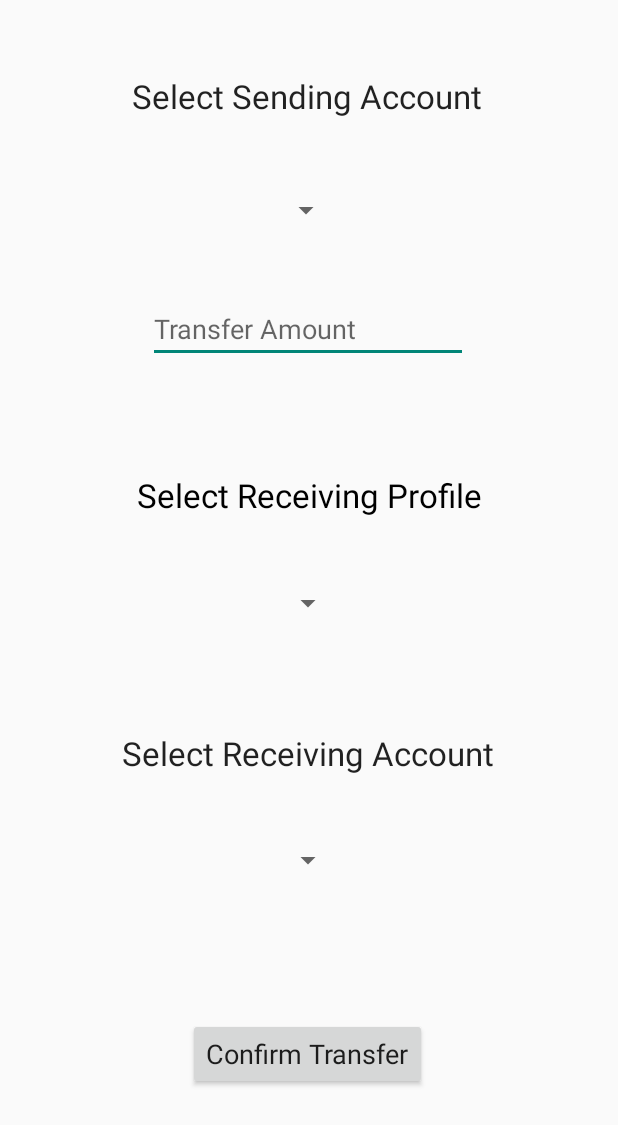
After one commit to Project-Management-SCE/PM2022_TEAM_26_2, an Android app: the TransferActivity screen opened directly, with no data from a screen before it, on a phone screen of 412 x 824 dp. The commit adds this screen. Shown: the top 1125 px of the screen. Run offline under Robolectric (Android 15) with nearby library versions, the phone set to English and light mode, and no system bars; our stand-ins replace Firebase (no records; nobody signed in at launch, a user with empty details on screens opened directly); Roboto replaces fonts that are not available here; 2 statements that could not run were skipped.

Commit message:
Need to fix BE for transfer

```diff
--- a/app/src/main/AndroidManifest.xml
+++ b/app/src/main/AndroidManifest.xml
@@ -9,6 +9,9 @@
         android:roundIcon="@mipmap/ic_launcher_round"
         android:supportsRtl="true"
         android:theme="@style/Theme.YMDBanking" >
+        <activity
+            android:name=".TransferActivity"
+            android:exported="false" />
         <activity
             android:name=".TransactionActivity"
             android:exported="false" />
--- /dev/null
+++ b/app/src/main/java/com/example/ymdbanking/TransferActivity.java
@@ -0,0 +1,300 @@
+package com.example.ymdbanking;
+
+import android.os.Bundle;
+import android.util.Log;
+import android.view.View;
+import android.widget.ArrayAdapter;
+import android.widget.Button;
+import android.widget.EditText;
+import android.widget.Spinner;
+import android.widget.Toast;
+
+import androidx.annotation.NonNull;
+import androidx.appcompat.app.AppCompatActivity;
+
+import com.example.ymdbanking.db.ApplicationDB;
+import com.example.ymdbanking.model.Admin;
+import com.example.ymdbanking.model.Clerk;
+import com.example.ymdbanking.model.Customer;
+import com.example.ymdbanking.model.Account;
+import com.google.android.gms.tasks.OnCompleteListener;
+import com.google.android.gms.tasks.OnFailureListener;
+import com.google.android.gms.tasks.Task;
+import com.google.firebase.Timestamp;
+import com.google.firebase.database.DataSnapshot;
+import com.google.firebase.database.FirebaseDatabase;
+import com.google.gson.Gson;
+
+import java.sql.Time;
+import java.util.ArrayList;
+import java.util.Locale;
+
+public class TransferActivity extends AppCompatActivity
+{
+	private Spinner spnSendingAccount;
+	private EditText edtTransferAmount;
+	private Spinner spnReceivingAccount;
+	private Button btnConfirmTransfer;
+	private Spinner spnReceivingCustomer;
+	private long receivingProfileID;
+
+	ArrayList<Customer> customersForTransfer;
+	ArrayAdapter<Customer> customerAdapter;
+//	ArrayList<Account> customerAccounts;
+	ArrayAdapter<Account> customerAccountsAdapter;
+	ArrayList<Account> accountsToTransfer;
+	ArrayAdapter<Account> accountsToTransferAdapter;
+
+	SessionManager sessionManager;
+	Gson gson;
+	String json;
+	Customer customer;
+	Admin admin;
+	Clerk clerk;
+
+	@Override
+	public void onCreate(Bundle savedInstanceState)
+	{
+		super.onCreate(savedInstanceState);
+		setContentView(R.layout.activity_transfer);
+
+		spnReceivingCustomer = findViewById(R.id.spn_select_profile_acc);
+		spnSendingAccount = findViewById(R.id.spn_select_sending_acc);
+		edtTransferAmount = findViewById(R.id.edt_transfer_amount);
+		spnReceivingAccount = findViewById(R.id.spn_select_receiving_acc);
+		btnConfirmTransfer = findViewById(R.id.btn_confirm_transfer);
+
+		sessionManager = new SessionManager(getApplicationContext(),SessionManager.USER_SESSION);
+		customer = sessionManager.getCustomerObjFromSession();
+
+		btnConfirmTransfer.setOnClickListener(new View.OnClickListener()
+		{
+			@Override
+			public void onClick(View view)
+			{
+				confirmTransfer();
+			}
+		});
+
+		setValues();
+		setAdapters();
+	}
+
+	/**
+	 * method used to setup the values for the views and fields
+	 */
+	private void setValues()
+	{
+		customersForTransfer = new ArrayList<>();
+		FirebaseDatabase.getInstance().getReference("Users").get()
+			.addOnCompleteListener(new OnCompleteListener<DataSnapshot>()
+		{
+			@Override
+			public void onComplete(@NonNull Task<DataSnapshot> task)
+			{
+				for(DataSnapshot ds : task.getResult().getChildren())
+					if(!ds.getKey().equals(customer.getId()))
+						customersForTransfer.add(ds.getValue(Customer.class));
+
+				//Setting adapter for customers list after pulling data from DB
+				customerAdapter = new ArrayAdapter<Customer>(getApplicationContext(), android.R.layout.simple_spinner_item, customersForTransfer);
+				customerAdapter.setDropDownViewResource(android.R.layout.simple_spinner_dropdown_item);
+				spnReceivingCustomer.setAdapter(customerAdapter);
+			}
+		})
+			.addOnFailureListener(new OnFailureListener()
+		{
+			@Override
+			public void onFailure(@NonNull Exception e)
+			{
+				Toast.makeText(getApplicationContext(), "ERROR - Can't get receiving customers from DB", Toast.LENGTH_SHORT).show();
+				Log.d("DB_ERROR",e.toString());
+			}
+		});
+
+		accountsToTransfer = new ArrayList<>();
+		FirebaseDatabase.getInstance().getReference("Accounts").get()
+			.addOnCompleteListener(new OnCompleteListener<DataSnapshot>()
+		{
+			@Override
+			public void onComplete(@NonNull Task<DataSnapshot> task)
+			{
+				for(DataSnapshot ds : task.getResult().getChildren())
+					if(!ds.getKey().equals(customer.getId()))
+						accountsToTransfer.add(ds.child(customer.getId()).getValue(Account.class));
+
+				//Setting adapter for customers accounts after pulling data from DB
+				accountsToTransferAdapter = new ArrayAdapter<Account>(getApplicationContext(), android.R.layout.simple_spinner_item, accountsToTransfer);
+				accountsToTransferAdapter.setDropDownViewResource(android.R.layout.simple_spinner_dropdown_item);
+				spnReceivingAccount.setAdapter(accountsToTransferAdapter);
+			}
+		})
+			.addOnFailureListener(new OnFailureListener()
+		{
+			@Override
+			public void onFailure(@NonNull Exception e)
+			{
+				Toast.makeText(getApplicationContext(), "ERROR - Can't get receiving customers accounts from DB", Toast.LENGTH_SHORT).show();
+				Log.d("DB_ERROR",e.toString());
+			}
+		});
+	}
+
+	/**
+	 * method that sets up the adapters
+	 */
+	private void setAdapters()
+	{
+//		ApplicationDB applicationDB = new ApplicationDB(getApplicationContext());
+//		customers = applicationDB.getAllCustomersForTransfer(customer.getId());
+//		accountsToTransfer = applicationDB.getAllAccountsForTransfer(customer.getId());
+//		customerAccounts = applicationDB.getAccountsFromCurrentCustomer(customer.getId());
+		//receivingProfileID = userProfile.getDbId();
+//		customerAdapter = new ArrayAdapter<Customer>(getApplicationContext(), android.R.layout.simple_spinner_item, customers);
+//		customerAdapter.setDropDownViewResource(android.R.layout.simple_spinner_dropdown_item);
+
+		customerAccountsAdapter = new ArrayAdapter<Account>(getApplicationContext(), android.R.layout.simple_spinner_item, customer.getAccounts());
+		customerAccountsAdapter.setDropDownViewResource(android.R.layout.simple_spinner_dropdown_item);
+//		accountsToTransferAdapter = new ArrayAdapter<Account>(getApplicationContext(), android.R.layout.simple_spinner_item, accountsToTransfer);
+//		accountsToTransferAdapter.setDropDownViewResource(android.R.layout.simple_spinner_dropdown_item);
+
+//		spnReceivingCustomer.setAdapter(customerAdapter);
+		spnSendingAccount.setAdapter(customerAccountsAdapter);
+//		spnReceivingAccount.setAdapter(accountsToTransferAdapter);
+		//spnReceivingAccount.setSelection(1);
+	}
+
+	/**
+	 * method that confirms the transfer
+	 */
+	private void confirmTransfer()
+	{
+		int receivingProfIndex = spnReceivingCustomer.getSelectedItemPosition();
+		int receivingAccIndex = spnReceivingAccount.getSelectedItemPosition();
+		boolean isNum = false;
+		double transferAmount = 0;
+
+		try
+		{
+			transferAmount = Double.parseDouble(edtTransferAmount.getText().toString());
+			isNum = true;
+		}
+		catch (Exception e)
+		{
+			Toast.makeText(getApplicationContext(), "Please enter an amount to transfer", Toast.LENGTH_SHORT).show();
+		}
+		if (isNum)
+		{
+			//if (spnSendingAccount.getSelectedItemPosition() == receivingAccIndex)
+			//{
+			//    Toast.makeText(getActivity(), "You cannot make a transfer to the same account", Toast.LENGTH_SHORT).show();
+			//}
+			if (transferAmount < 0.01)
+			{
+				Toast.makeText(getApplicationContext(), "The minimum amount for a transfer is $0.01", Toast.LENGTH_SHORT).show();
+
+			}
+			else if (transferAmount > customer.getAccounts().get(spnSendingAccount.getSelectedItemPosition()).getAccountBalance())
+			{
+				Account acc = (Account) spnSendingAccount.getSelectedItem();
+				Toast.makeText(getApplicationContext(), "The account," + " " + acc.toString() + " " +
+				                              "does not have sufficient funds to make this transfer", Toast.LENGTH_LONG).show();
+			}
+			else
+			{
+				int sendingAccIndex = spnSendingAccount.getSelectedItemPosition();
+
+				Account sendingAccount = (Account) spnSendingAccount.getItemAtPosition(sendingAccIndex);
+				Account receivingAccount = (Account) spnReceivingAccount.getItemAtPosition(receivingAccIndex);
+				Customer receivingCustomer = (Customer) spnReceivingCustomer.getItemAtPosition(receivingProfIndex);
+
+				customer.addTransferTransaction(sendingAccount, receivingAccount, transferAmount);
+				spnSendingAccount.setAdapter(customerAccountsAdapter);
+				spnReceivingAccount.setAdapter(accountsToTransferAdapter);
+
+				spnSendingAccount.setSelection(sendingAccIndex);
+				spnReceivingAccount.setSelection(receivingAccIndex);
+
+				ApplicationDB applicationDb = new ApplicationDB(getApplicationContext().getApplicationContext());
+
+//                applicationDb.transferMoney(userProfile,sendingAccount,receivingProfile,receivingAccount,transferAmount);
+
+				applicationDb.overwriteAccount(customer, sendingAccount);
+				applicationDb.overwriteAccount(receivingCustomer, receivingAccount);
+
+//				applicationDb.saveNewTransaction(customer, sendingAccount.getAccountNo(),
+//						sendingAccount.getTransactions().get(
+//								sendingAccount.getTransactions().size() - 1));
+//				applicationDb.saveNewTransaction(receivingCustomer, receivingAccount.getAccountNo(),
+//						receivingAccount.getTransactions().get(
+//								receivingAccount.getTransactions().size() - 1));
+
+				sessionManager.saveCustomerObjForSession(customer);
+
+				Toast.makeText(getApplicationContext(), "Transfer of $" +
+				                              String.format(Locale.getDefault(), "%.2f", transferAmount) +
+				                              " successfully made", Toast.LENGTH_SHORT).show();
+			}
+		}
+	}
+
+	public void getAllCustomersForTransfer(String customerID)
+	{
+		customersForTransfer = new ArrayList<>();
+		FirebaseDatabase.getInstance().getReference("Accounts").get()
+			.addOnCompleteListener(new OnCompleteListener<DataSnapshot>()
+		{
+			@Override
+			public void onComplete(@NonNull Task<DataSnapshot> task)
+			{
+				for(DataSnapshot ds : task.getResult().getChildren())
+					if(!ds.getKey().equals(customerID))
+						customersForTransfer.add(ds.getValue(Customer.class));
+
+				//Setting adapter for customers list after pulling data from DB
+				customerAdapter = new ArrayAdapter<Customer>(getApplicationContext(), android.R.layout.simple_spinner_item, customersForTransfer);
+				customerAdapter.setDropDownViewResource(android.R.layout.simple_spinner_dropdown_item);
+				spnReceivingCustomer.setAdapter(customerAdapter);
+			}
+		})
+			.addOnFailureListener(new OnFailureListener()
+		{
+			@Override
+			public void onFailure(@NonNull Exception e)
+			{
+				Toast.makeText(getApplicationContext(), "ERROR - Can't get receiving customers from DB", Toast.LENGTH_SHORT).show();
+				Log.d("DB_ERROR",e.toString());
+			}
+		});
+	}
+
+	public void getAllAccountsForTransfer(String customerID)
+	{
+		accountsToTransfer = new ArrayList<>();
+		FirebaseDatabase.getInstance().getReference("Accounts").get()
+			.addOnCompleteListener(new OnCompleteListener<DataSnapshot>()
+		{
+			@Override
+			public void onComplete(@NonNull Task<DataSnapshot> task)
+			{
+				for(DataSnapshot ds : task.getResult().getChildren())
+					if(!ds.getKey().equals(customerID))
+						accountsToTransfer.add(ds.child(customerID).getValue(Account.class));
+
+				//Setting adapter for customers accounts after pulling data from DB
+				accountsToTransferAdapter = new ArrayAdapter<Account>(getApplicationContext(), android.R.layout.simple_spinner_item, accountsToTransfer);
+				accountsToTransferAdapter.setDropDownViewResource(android.R.layout.simple_spinner_dropdown_item);
+				spnReceivingAccount.setAdapter(accountsToTransferAdapter);
+			}
+		})
+			.addOnFailureListener(new OnFailureListener()
+		{
+			@Override
+			public void onFailure(@NonNull Exception e)
+			{
+				Toast.makeText(getApplicationContext(), "ERROR - Can't get receiving customers accounts from DB", Toast.LENGTH_SHORT).show();
+				Log.d("DB_ERROR",e.toString());
+			}
+		});
+	}
+}
--- /dev/null
+++ b/app/src/main/res/layout/activity_transfer.xml
@@ -0,0 +1,125 @@
+<?xml version="1.0" encoding="utf-8"?>
+<androidx.constraintlayout.widget.ConstraintLayout
+    xmlns:android="http://schemas.android.com/apk/res/android"
+    xmlns:app="http://schemas.android.com/apk/res-auto"
+    xmlns:tools="http://schemas.android.com/tools"
+    android:layout_width="match_parent"
+    android:layout_height="match_parent"
+    tools:context="com.example.ymdbanking.TransactionActivity">
+
+    <Spinner
+        android:id="@+id/spn_select_profile_acc"
+        android:layout_width="wrap_content"
+        android:layout_height="wrap_content"
+        android:layout_marginStart="8dp"
+        android:layout_marginTop="28dp"
+        android:layout_marginEnd="8dp"
+        android:layout_marginBottom="28dp"
+        app:layout_constraintBottom_toTopOf="@+id/txt_to_acc_title"
+        app:layout_constraintEnd_toEndOf="parent"
+        app:layout_constraintHorizontal_bias="0.498"
+        app:layout_constraintStart_toStartOf="parent"
+        app:layout_constraintTop_toBottomOf="@+id/txt_select_receiving_profile" />
+
+    <TextView
+        android:id="@+id/txt_to_acc_title"
+        android:layout_width="wrap_content"
+        android:layout_height="wrap_content"
+        android:layout_marginTop="28dp"
+        android:text="@string/str_to_acc_msg"
+        android:textAppearance="@android:style/TextAppearance.Holo.Large"
+        app:layout_constraintBottom_toTopOf="@+id/spn_select_receiving_acc"
+        app:layout_constraintEnd_toEndOf="parent"
+        app:layout_constraintHorizontal_bias="0.496"
+        app:layout_constraintStart_toStartOf="parent"
+        app:layout_constraintTop_toBottomOf="@+id/spn_select_profile_acc" />
+
+    <Spinner
+        android:id="@+id/spn_select_receiving_acc"
+        android:layout_width="wrap_content"
+        android:layout_height="wrap_content"
+        android:layout_marginStart="8dp"
+        android:layout_marginTop="28dp"
+        android:layout_marginEnd="8dp"
+        android:layout_marginBottom="76dp"
+        app:layout_constraintBottom_toTopOf="@+id/btn_confirm_transfer"
+        app:layout_constraintEnd_toEndOf="parent"
+        app:layout_constraintHorizontal_bias="0.498"
+        app:layout_constraintStart_toStartOf="parent"
+        app:layout_constraintTop_toBottomOf="@+id/txt_to_acc_title" />
+
+    <Button
+        android:id="@+id/btn_confirm_transfer"
+        android:layout_width="wrap_content"
+        android:layout_height="wrap_content"
+        android:layout_marginStart="8dp"
+        android:layout_marginEnd="8dp"
+        android:layout_marginBottom="80dp"
+        android:text="@string/str_confirm_transfer"
+        android:textAppearance="@android:style/TextAppearance.Holo.Medium"
+        app:layout_constraintBottom_toBottomOf="parent"
+        app:layout_constraintEnd_toEndOf="parent"
+        app:layout_constraintHorizontal_bias="0.497"
+        app:layout_constraintStart_toStartOf="parent"
+        app:layout_constraintTop_toBottomOf="@+id/spn_select_receiving_acc" />
+
+    <EditText
+        android:id="@+id/edt_transfer_amount"
+        android:layout_width="wrap_content"
+        android:layout_height="wrap_content"
+        android:layout_marginStart="8dp"
+        android:layout_marginEnd="8dp"
+        android:layout_marginBottom="28dp"
+        android:ems="10"
+        android:hint="@string/str_transfer_amount"
+        android:inputType="numberDecimal"
+        app:layout_constraintBottom_toTopOf="@+id/txt_select_receiving_profile"
+        app:layout_constraintEnd_toEndOf="parent"
+        app:layout_constraintHorizontal_bias="0.497"
+        app:layout_constraintStart_toStartOf="parent"
+        app:layout_constraintTop_toBottomOf="@+id/spn_select_sending_acc" />
+
+    <TextView
+        android:id="@+id/txt_from_acc_title"
+        android:layout_width="wrap_content"
+        android:layout_height="wrap_content"
+        android:layout_marginTop="32dp"
+        android:layout_marginBottom="16dp"
+        android:text="@string/str_from_acc_msg"
+        android:textAppearance="@android:style/TextAppearance.Holo.Large"
+        app:layout_constraintBottom_toTopOf="@+id/spn_select_sending_acc"
+        app:layout_constraintEnd_toEndOf="parent"
+        app:layout_constraintHorizontal_bias="0.491"
+        app:layout_constraintStart_toStartOf="parent"
+        app:layout_constraintTop_toTopOf="parent" />
+
+    <Spinner
+        android:id="@+id/spn_select_sending_acc"
+        android:layout_width="wrap_content"
+        android:layout_height="wrap_content"
+        android:layout_marginStart="8dp"
+        android:layout_marginTop="16dp"
+        android:layout_marginEnd="8dp"
+        android:layout_marginBottom="28dp"
+        app:layout_constraintBottom_toTopOf="@+id/edt_transfer_amount"
+        app:layout_constraintEnd_toEndOf="parent"
+        app:layout_constraintHorizontal_bias="0.495"
+        app:layout_constraintStart_toStartOf="parent"
+        app:layout_constraintTop_toBottomOf="@+id/txt_from_acc_title" />
+
+    <TextView
+        android:id="@+id/txt_select_receiving_profile"
+        android:layout_width="wrap_content"
+        android:layout_height="wrap_content"
+        android:layout_marginStart="91dp"
+        android:layout_marginTop="28dp"
+        android:layout_marginEnd="91dp"
+        android:text="Select Receiving Profile"
+        android:textColor="#000000"
+        android:textSize="22sp"
+        app:layout_constraintBottom_toTopOf="@+id/spn_select_profile_acc"
+        app:layout_constraintEnd_toEndOf="parent"
+        app:layout_constraintStart_toStartOf="parent"
+        app:layout_constraintTop_toBottomOf="@+id/edt_transfer_amount" />
+
+</androidx.constraintlayout.widget.ConstraintLayout>
```
Also changed, not shown: app/src/main/java/com/example/ymdbanking/DashboardActivity.java (+14 -0 lines), app/src/main/java/com/example/ymdbanking/db/ApplicationDB.java (+33 -35 lines), app/src/main/java/com/example/ymdbanking/model/Customer.java (+6 -6 lines).
